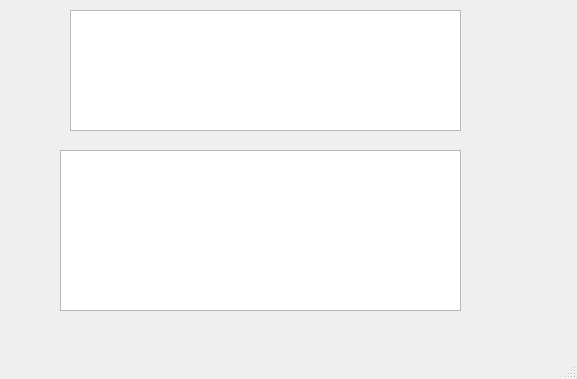
Before: the Qt Designer form Qt/qt_form.ui in ntd119/ChungKhoanApp, drawn with Qt 5.
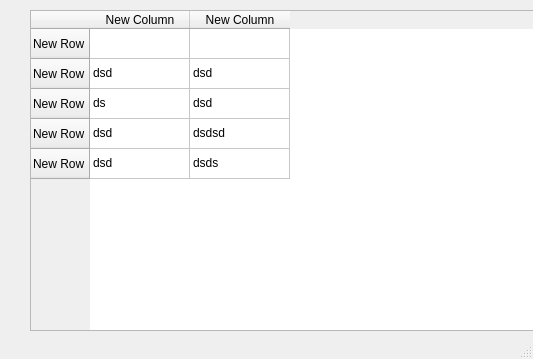
After: the same form once the commit is applied.

What changed in the file:
```diff
--- a/Qt/qt_form.ui
+++ b/Qt/qt_form.ui
@@ -6,33 +6,98 @@
    <rect>
     <x>0</x>
     <y>0</y>
-    <width>577</width>
-    <height>379</height>
+    <width>533</width>
+    <height>359</height>
    </rect>
   </property>
   <property name="windowTitle">
    <string>MainWindow</string>
   </property>
   <widget class="QWidget" name="centralwidget">
-   <widget class="QTableView" name="tableView">
-    <property name="geometry">
-     <rect>
-      <x>70</x>
-      <y>10</y>
-      <width>391</width>
-      <height>121</height>
-     </rect>
-    </property>
-   </widget>
    <widget class="QTableWidget" name="tableWidget">
     <property name="geometry">
      <rect>
-      <x>60</x>
-      <y>150</y>
-      <width>401</width>
-      <height>161</height>
+      <x>30</x>
+      <y>10</y>
+      <width>541</width>
+      <height>321</height>
      </rect>
     </property>
+    <row>
+     <property name="text">
+      <string>New Row</string>
+     </property>
+    </row>
+    <row>
+     <property name="text">
+      <string>New Row</string>
+     </property>
+    </row>
+    <row>
+     <property name="text">
+      <string>New Row</string>
+     </property>
+    </row>
+    <row>
+     <property name="text">
+      <string>New Row</string>
+     </property>
+    </row>
+    <row>
+     <property name="text">
+      <string>New Row</string>
+     </property>
+    </row>
+    <column>
+     <property name="text">
+      <string>New Column</string>
+     </property>
+    </column>
+    <column>
+     <property name="text">
+      <string>New Column</string>
+     </property>
+    </column>
+    <item row="1" column="0">
+     <property name="text">
+      <string>dsd</string>
+     </property>
+    </item>
+    <item row="1" column="1">
+     <property name="text">
+      <string>dsd</string>
+     </property>
+    </item>
+    <item row="2" column="0">
+     <property name="text">
+      <string>ds</string>
+     </property>
+    </item>
+    <item row="2" column="1">
+     <property name="text">
+      <string>dsd</string>
+     </property>
+    </item>
+    <item row="3" column="0">
+     <property name="text">
+      <string>dsd</string>
+     </property>
+    </item>
+    <item row="3" column="1">
+     <property name="text">
+      <string>dsdsd</string>
+     </property>
+    </item>
+    <item row="4" column="0">
+     <property name="text">
+      <string>dsd</string>
+     </property>
+    </item>
+    <item row="4" column="1">
+     <property name="text">
+      <string>dsds</string>
+     </property>
+    </item>
    </widget>
   </widget>
   <widget class="QMenuBar" name="menubar">
```
Left out of the diff: 2 changed lines with no effect on the pictures.
